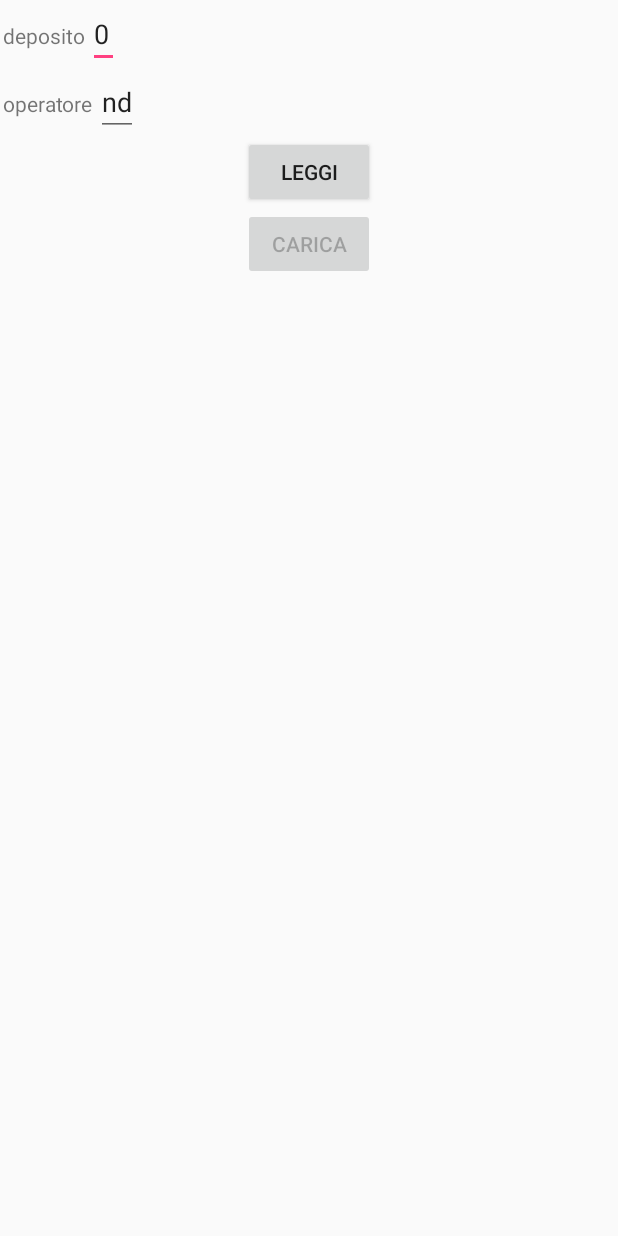
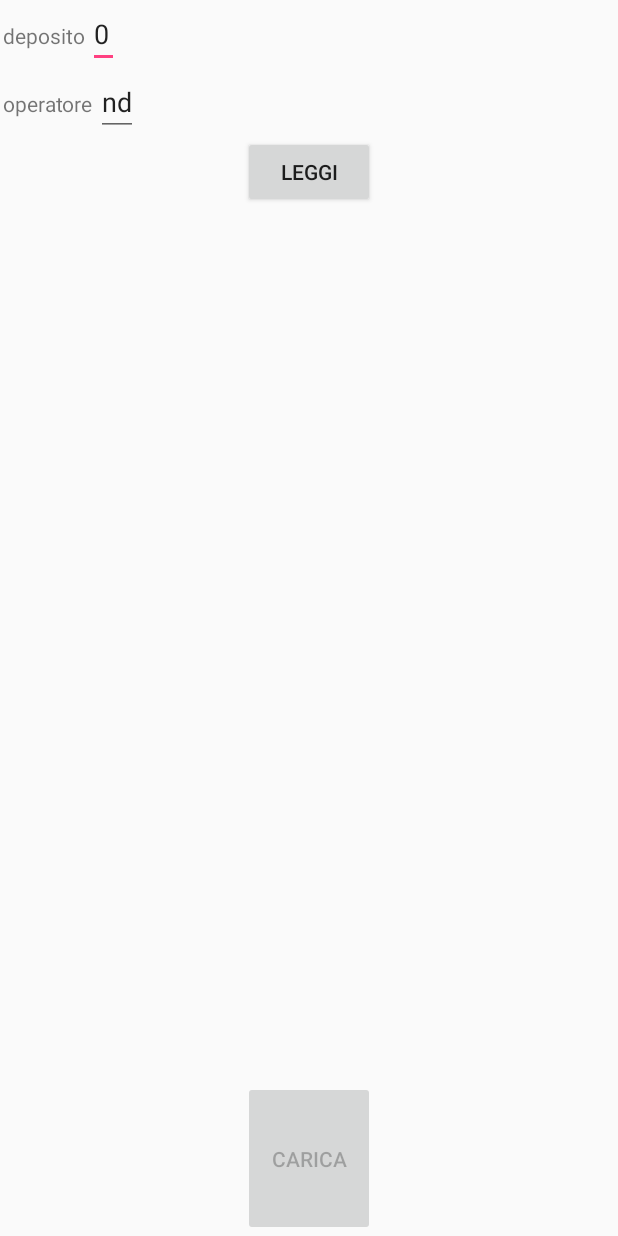
Before and after one commit to marfisi/InventarioMerce, an Android app: the LoginFileActivity screen opened directly, with no data from a screen before it, on a phone screen of 412 x 824 dp. Run offline under Robolectric (Android 15) with nearby library versions, the phone set to English and light mode, and no system bars.

Commit message:
25/03
- modificato allineamento bottoni per scorte
- nella second activity non si vedeva il tasto carica se la lista era
lunga

```diff
--- a/SmarcamentoMerce/app/src/main/res/layout/activity_login_file.xml
+++ b/SmarcamentoMerce/app/src/main/res/layout/activity_login_file.xml
@@ -49,15 +49,19 @@
     <ListView
         android:id="@+id/fileList"
         android:layout_width="match_parent"
-        android:layout_height="wrap_content"
-        android:orientation="vertical" >
+        android:layout_height="0dp"
+        android:layout_weight="0.85"
+        android:orientation="vertical">
     </ListView>
 
     <Button
         android:id="@+id/caricaButton"
         android:layout_width="wrap_content"
-        android:layout_height="wrap_content"
+        android:layout_height="0dp"
         android:layout_gravity="center_horizontal"
-        android:text="CARICA"
-        android:enabled="false"/>
+        android:layout_weight="0.15"
+        android:enabled="false"
+        android:text="CARICA"/>
+
+
 </LinearLayout>
```
Also changed, not shown: SmarcamentoMerce/app/src/main/res/layout/rowarticolo.xml (+74 -34 lines).
